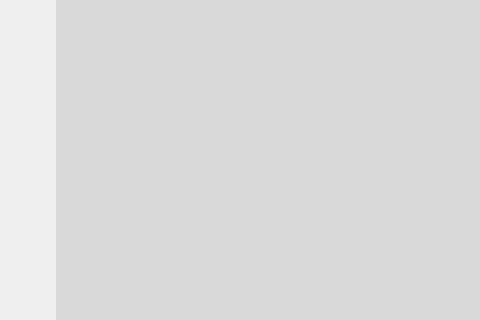
Above: ui/Result.ui from xamlo721/PsychologyTestApp before the change; both pictures show x 0 to 480 and y 161 to 481 of the 1000 by 600 pixel window. Below: the same form after it.
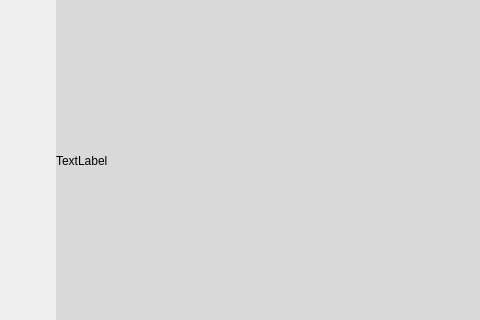
That is the form after the change. Icons and pictures are not drawn.

Commit message: update result panel

Diff of the .ui file:
```diff
--- a/ui/Result.ui
+++ b/ui/Result.ui
@@ -152,6 +152,19 @@
 	background-color:rgba(217, 217, 217, 1);
 }</string>
    </property>
+   <widget class="QLabel" name="label">
+    <property name="geometry">
+     <rect>
+      <x>0</x>
+      <y>0</y>
+      <width>891</width>
+      <height>391</height>
+     </rect>
+    </property>
+    <property name="text">
+     <string>TextLabel</string>
+    </property>
+   </widget>
   </widget>
  </widget>
  <resources/>
```
The commit also changes 6 other files.
